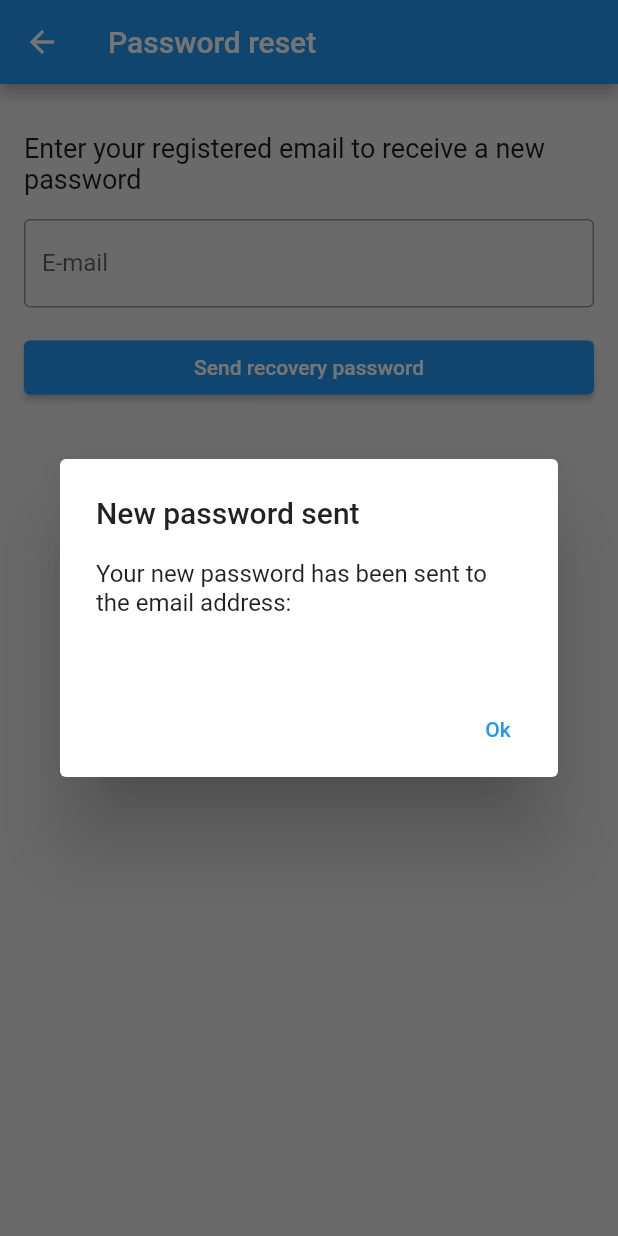
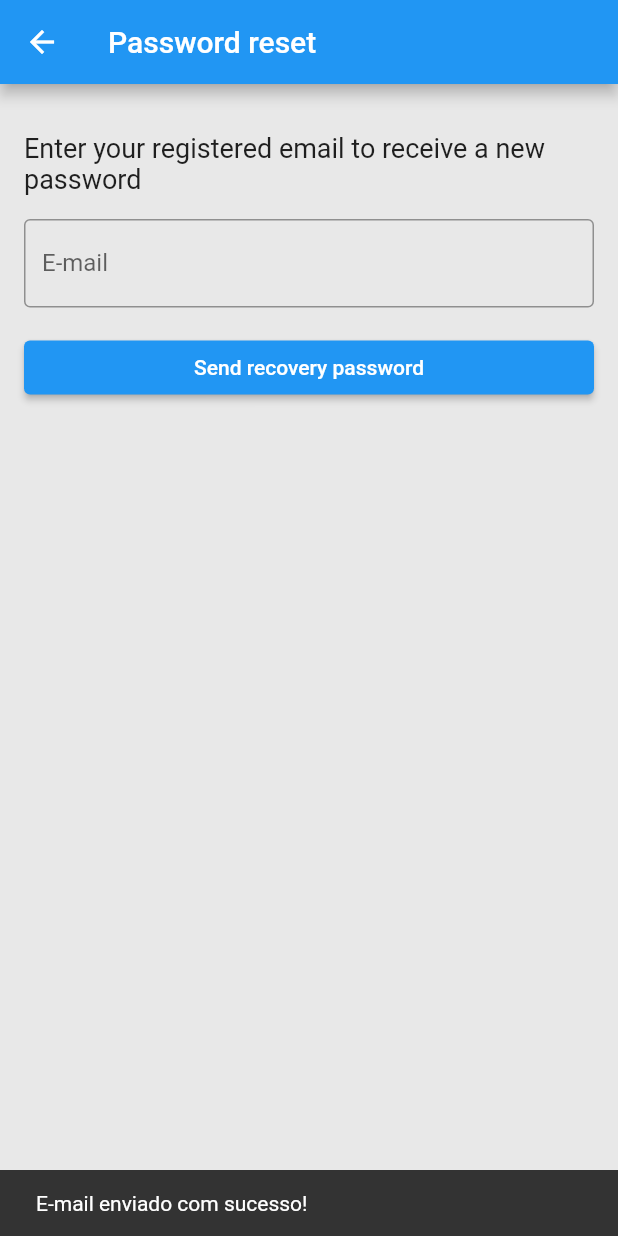
Before and after one commit to Falleiro/Stock-Control, a Flutter app: the PasswordResetScreen screen opened directly, after a tap on "Send recovery password", on a phone screen of 412 x 824 dp. Run offline on Flutter 3.47's test engine with Material 2 defaults, Android fonts, the light colour scheme and no system bars; our stand-ins replace flutter_modular, flutter_triple, localization, sqflite; missing offline and left inert: mailer; accounts and stored records are empty.

Commit message:
colocando para enviar email na redefinição

```diff
--- a/stockcontrol/lib/src/feature/home/view/page/login/loginpage.dart
+++ b/stockcontrol/lib/src/feature/home/view/page/login/loginpage.dart
@@ -53,7 +53,7 @@ class _LoginPageState extends State<LoginPage> {
                   Navigator.push(
                       context,
                       MaterialPageRoute(
-                          builder: (context) => const PasswordResetScreen()));
+                          builder: (context) => PasswordResetScreen()));
                 },
                 icon: Text(
                   "esqueci_a_senha".i18n(),
--- a/stockcontrol/lib/src/feature/home/view/page/login/resetpassword.dart
+++ b/stockcontrol/lib/src/feature/home/view/page/login/resetpassword.dart
@@ -1,5 +1,8 @@
 import 'package:flutter/material.dart';
 import 'package:localization/localization.dart';
+import 'package:mailer/mailer.dart';
+import 'package:mailer/smtp_server.dart';
+import 'package:mailer/smtp_server/gmail.dart';
 
 class PasswordResetScreen extends StatefulWidget {
   const PasswordResetScreen({super.key});
@@ -50,30 +53,30 @@ class _PasswordResetScreenState extends State<PasswordResetScreen> {
     );
   }
 
-  void _sendNewPassword(BuildContext context, String email) {
-    showDialog(
-      context: context,
-      builder: (BuildContext context) {
-        return AlertDialog(
-          title: Text("nova_senha_enviada".i18n()),
-          content: Column(
-            mainAxisSize: MainAxisSize.min,
-            crossAxisAlignment: CrossAxisAlignment.start,
-            children: [
-              Text("texto_email_enviado".i18n()),
-              Text(email),
-            ],
-          ),
-          actions: [
-            TextButton(
-              onPressed: () {
-                Navigator.pop(context);
-              },
-              child: Text("ok".i18n()),
-            ),
-          ],
-        );
-      },
-    );
+  void _sendNewPassword(BuildContext context, String email) async {
+    final smtpServer = gmail("stockcontrol38@gmail.com", "#Stockcontrol");
+
+    final message = Message()
+      ..from = const Address("stockcontrol38@gmail.com")
+      ..recipients.add(email)
+      ..subject = "Nova senha"
+      ..text = "Aqui aparecerá a sua senha";
+
+    try {
+      await send(message, smtpServer);
+      ScaffoldMessenger.of(context).showSnackBar(
+        SnackBar(
+          content: Text('E-mail enviado com sucesso!'),
+          duration: const Duration(seconds: 2),
+        ),
+      );
+    } on MailerException catch (e) {
+      ScaffoldMessenger.of(context).showSnackBar(
+        SnackBar(
+          content: Text('Erro ao enviar e-mail: $e'),
+          duration: const Duration(seconds: 2),
+        ),
+      );
+    }
   }
 }
--- a/stockcontrol/pubspec.yaml
+++ b/stockcontrol/pubspec.yaml
@@ -24,6 +24,7 @@ dependencies:
   flutter_triple: ^1.2.7+4
   flutter_modular: ^5.0.3
   dio: ^5.1.0
+  mailer: ^6.0.1
 
 dev_dependencies:
   flutter_test:
```
Also changed, not shown: stockcontrol/pubspec.lock.
